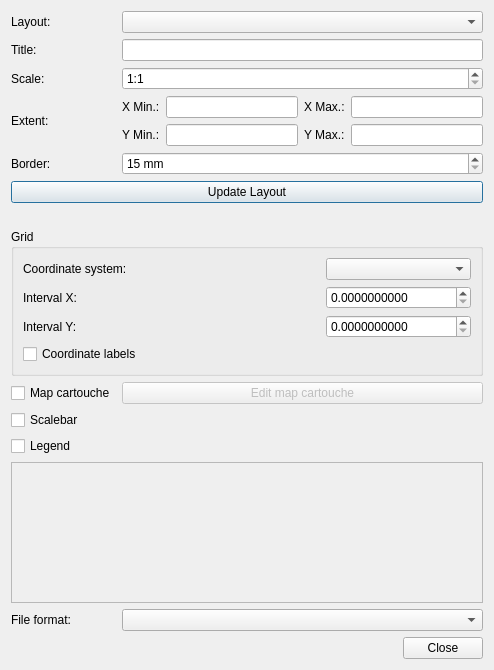
Before: the Qt Designer form vbsprint/ui/printdialog.ui in kadas-albireo/kadas-print-plugin, drawn with Qt 5.
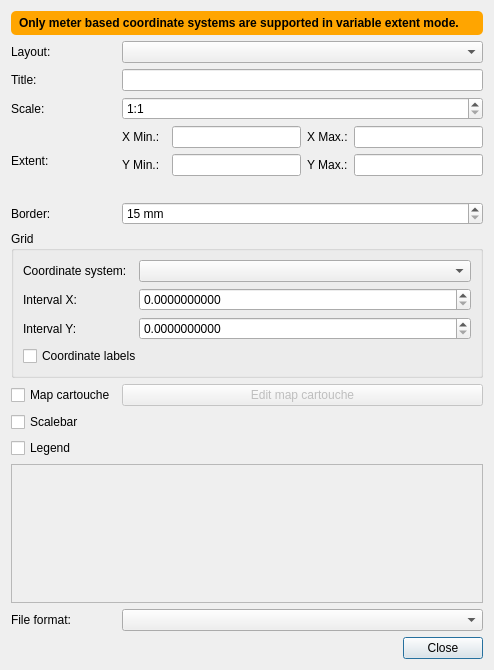
After: the same form once the commit is applied. Icons and pictures are not drawn. Custom widgets are drawn as their Qt base class.

What changed in the file:
```diff
--- a/vbsprint/ui/printdialog.ui
+++ b/vbsprint/ui/printdialog.ui
@@ -18,21 +18,21 @@
     <normaloff>../../../../../../../../../../.designer/backup</normaloff>../../../../../../../../../../.designer/backup</iconset>
   </property>
   <layout class="QGridLayout" name="gridLayout">
-   <item row="4" column="0">
+   <item row="5" column="0">
     <widget class="QLabel" name="label_border">
      <property name="text">
       <string>Border:</string>
      </property>
     </widget>
    </item>
-   <item row="3" column="0">
+   <item row="4" column="0">
     <widget class="QLabel" name="label_extent">
      <property name="text">
       <string>Extent:</string>
      </property>
     </widget>
    </item>
-   <item row="4" column="1">
+   <item row="5" column="1">
     <widget class="QDoubleSpinBox" name="spinBox_border">
      <property name="sizePolicy">
       <sizepolicy hsizetype="MinimumExpanding" vsizetype="Fixed">
@@ -57,12 +57,22 @@
      </property>
     </widget>
    </item>
-   <item row="3" column="1">
+   <item row="4" column="1">
     <widget class="QWidget" name="widget_extent" native="true">
      <layout class="QGridLayout" name="gridLayout_2">
       <property name="margin">
        <number>0</number>
       </property>
+      <item row="1" column="2">
+       <widget class="QLineEdit" name="lineedit_ymin">
+        <property name="sizePolicy">
+         <sizepolicy hsizetype="MinimumExpanding" vsizetype="Fixed">
+          <horstretch>0</horstretch>
+          <verstretch>0</verstretch>
+         </sizepolicy>
+        </property>
+       </widget>
+      </item>
       <item row="0" column="3">
        <widget class="QLabel" name="label_xmax">
         <property name="sizePolicy">
@@ -145,26 +155,16 @@
         </property>
        </widget>
       </item>
-      <item row="1" column="2">
-       <widget class="QLineEdit" name="lineedit_ymin">
-        <property name="sizePolicy">
-         <sizepolicy hsizetype="MinimumExpanding" vsizetype="Fixed">
-          <horstretch>0</horstretch>
-          <verstretch>0</verstretch>
-         </sizepolicy>
+      <item row="2" column="0" colspan="5">
+       <widget class="QLabel" name="label_paperSize">
+        <property name="text">
+         <string/>
         </property>
        </widget>
       </item>
      </layout>
     </widget>
    </item>
-   <item row="5" column="0" colspan="2">
-    <widget class="QPushButton" name="button_updateLayout">
-     <property name="text">
-      <string>Update Layout</string>
-     </property>
-    </widget>
-   </item>
    <item row="7" column="0" colspan="2">
     <widget class="QgsCollapsibleGroupBox" name="groupBox_grid">
      <property name="title">
@@ -172,7 +172,14 @@
      </property>
      <layout class="QGridLayout" name="gridLayout_3">
       <item row="0" column="2">
-       <widget class="QComboBox" name="comboBox_crs"/>
+       <widget class="QComboBox" name="comboBox_crs">
+        <property name="sizePolicy">
+         <sizepolicy hsizetype="MinimumExpanding" vsizetype="Fixed">
+          <horstretch>0</horstretch>
+          <verstretch>0</verstretch>
+         </sizepolicy>
+        </property>
+       </widget>
       </item>
       <item row="0" column="0">
        <widget class="QLabel" name="label_crs">
@@ -183,6 +190,12 @@
       </item>
       <item row="2" column="2">
        <widget class="QDoubleSpinBox" name="spinBox_intervaly">
+        <property name="sizePolicy">
+         <sizepolicy hsizetype="MinimumExpanding" vsizetype="Fixed">
+          <horstretch>0</horstretch>
+          <verstretch>0</verstretch>
+         </sizepolicy>
+        </property>
         <property name="keyboardTracking">
          <bool>false</bool>
         </property>
@@ -210,6 +223,12 @@
       </item>
       <item row="1" column="2">
        <widget class="QDoubleSpinBox" name="spinBox_intervalx">
+        <property name="sizePolicy">
+         <sizepolicy hsizetype="MinimumExpanding" vsizetype="Fixed">
+          <horstretch>0</horstretch>
+          <verstretch>0</verstretch>
+         </sizepolicy>
+        </property>
         <property name="keyboardTracking">
          <bool>false</bool>
         </property>
@@ -231,7 +250,7 @@
      </layout>
     </widget>
    </item>
-   <item row="0" column="0">
+   <item row="1" column="0">
     <widget class="QLabel" name="label_composers">
      <property name="text">
       <string>Layout:</string>
@@ -248,14 +267,14 @@
      </property>
     </widget>
    </item>
-   <item row="1" column="0">
+   <item row="2" column="0">
     <widget class="QLabel" name="label_title">
      <property name="text">
       <string>Title:</string>
      </property>
     </widget>
    </item>
-   <item row="2" column="1">
+   <item row="3" column="1">
     <widget class="QSpinBox" name="spinBox_scale">
      <property name="sizePolicy">
       <sizepolicy hsizetype="MinimumExpanding" vsizetype="Fixed">
@@ -280,7 +299,7 @@
      </property>
     </widget>
    </item>
-   <item row="0" column="1">
+   <item row="1" column="1">
     <widget class="QComboBox" name="comboBox_composers">
      <property name="sizePolicy">
       <sizepolicy hsizetype="MinimumExpanding" vsizetype="Fixed">
@@ -327,7 +346,7 @@
      </property>
     </widget>
    </item>
-   <item row="1" column="1">
+   <item row="2" column="1">
     <widget class="QLineEdit" name="lineEdit_title">
      <property name="sizePolicy">
       <sizepolicy hsizetype="MinimumExpanding" vsizetype="Fixed">
@@ -344,7 +363,7 @@
      </property>
     </widget>
    </item>
-   <item row="2" column="0">
+   <item row="3" column="0">
     <widget class="QLabel" name="label_scale">
      <property name="text">
       <string>Scale:</string>
@@ -377,10 +396,16 @@
      </property>
     </widget>
    </item>
-   <item row="6" column="0" colspan="2">
-    <widget class="QLabel" name="label_paperSize">
+   <item row="0" column="0" colspan="2">
+    <widget class="QLabel" name="label_unitWarning">
+     <property name="styleSheet">
+      <string notr="true">QLabel { background: orange; font-weight:bold; border-radius: 5px; padding: 5px; }</string>
+     </property>
      <property name="text">
-      <string/>
+      <string>Only meter based coordinate systems are supported in variable extent mode.</string>
+     </property>
+     <property name="wordWrap">
+      <bool>true</bool>
      </property>
     </widget>
    </item>
```
